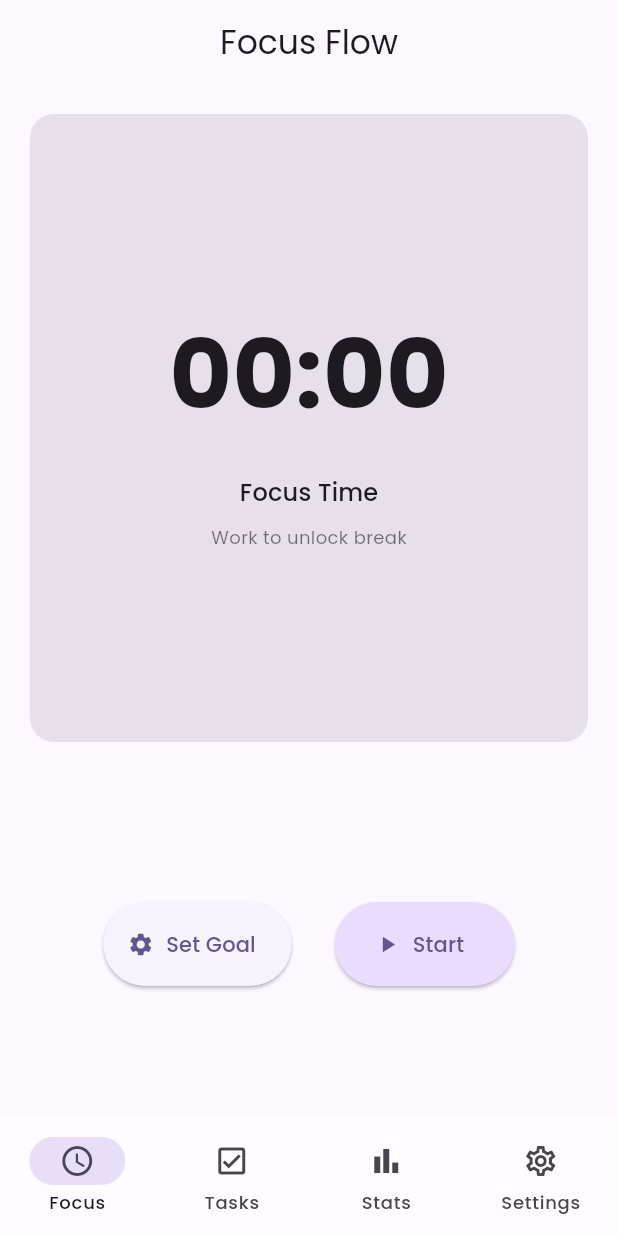
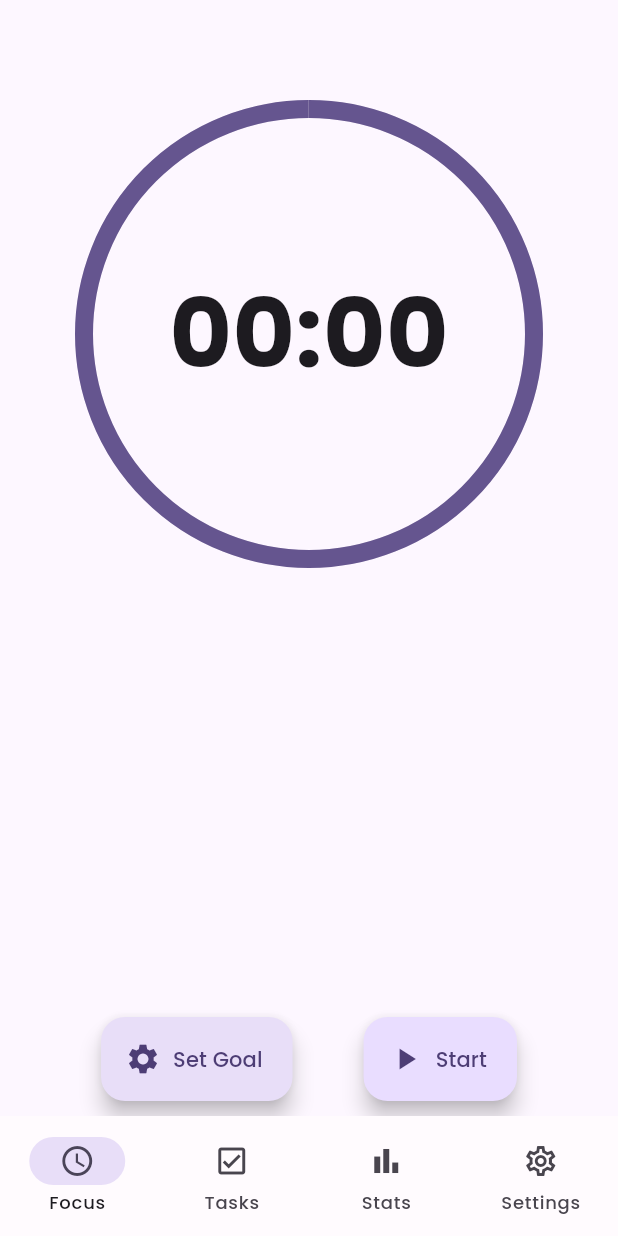
Before and after one commit to 7eopard/flutter-focus-flow, a Flutter app: the screen it shows after launch, on a phone screen of 412 x 824 dp. Run offline on Flutter 3.47's test engine with Material 3 defaults, Android fonts, the phone set to English and light mode, and no system bars; our stand-ins replace audioplayers, google_fonts.

Commit message:
Refactor Focus View UI with improved layout and styling
重构专注视图界面，改进布局和样式

```diff
--- a/flutter_focus_flow/lib/services/focus_service.dart
+++ b/flutter_focus_flow/lib/services/focus_service.dart
@@ -575,6 +575,33 @@ class FocusService extends ChangeNotifier {
     });
   }
 
+  // 重置计时器
+  void resetTimer() {
+    resetFocus();
+  }
+
+  // 跳过当前阶段
+  void skipTimer() {
+    // 保存当前状态以便撤销
+    _previousState = _state;
+    _startUndoLifecycle();
+
+    if (_state.mode == FocusMode.work) {
+      // 如果在专注模式，完成专注并开始休息
+      final newEarnedBreakSeconds = (_state.minWorkDuration / 5).floor();
+      _updateState(
+        timeInSeconds: _state.minWorkDuration,
+        earnedBreakSeconds: newEarnedBreakSeconds,
+        isBreakUnlocked: true,
+      );
+      startBreak(); // 跳过专注直接开始休息
+    } else if (_state.mode == FocusMode.rest) {
+      // 如果在休息模式，完成休息并开始下一轮专注
+      endBreak();
+      startFocus(); // 跳过休息直接开始专注
+    }
+  }
+
   // 播放通知铃声
   Future<void> _playNotificationSound() async {
     try {
--- a/flutter_focus_flow/lib/views/focus_view.dart
+++ b/flutter_focus_flow/lib/views/focus_view.dart
@@ -24,82 +24,48 @@ class _FocusViewState extends State<FocusView> {
     _focusService = Provider.of<FocusService>(context);
 
     return Scaffold(
-      appBar: AppBar(
-        title: const Text('Focus Flow'),
-        centerTitle: true,
-        actions: [
-          // 显示undo按钮在apply后或调整状态时
-          if (_focusService.previousState != null &&
-              (_focusService.deltaAdjustmentInSeconds != 0 || _focusService.hasAppliedAdjustment))
-            TextButton(
-              onPressed: _focusService.undo,
-              child: const Text('Undo'),
-            ),
-        ],
-      ),
       body: Column(
         children: [
-          // Timer display - 主显示区域始终占用固定比例空间
+          // Timer display - 使用圆形进度条，类似Kotlin demo的样式
           Expanded(
             flex: 2,
             child: Container(
-              margin: const EdgeInsets.all(20),
-              decoration: BoxDecoration(
-                color: Theme.of(context).colorScheme.surfaceVariant,
-                borderRadius: BorderRadius.circular(16),
+              padding: const EdgeInsets.all(20),
+              child: Center(
+                child: Stack(
+                  alignment: Alignment.center,
+                  children: [
+                    // 圆形进度条
+                    SizedBox(
+                      width: 300,
+                      height: 300,
+                      child: CircularProgressIndicator(
+                        value: _focusService.state.mode == FocusMode.work
+                            ? (_focusService.state.minWorkDuration > 0
+                                ? 1.0 - (_focusService.state.timeInSeconds / _focusService.state.minWorkDuration)
+                                : 0)
+                            : (_focusService.state.breakTotalDuration > 0
+                                ? 1.0 - (_focusService.state.timeInSeconds / _focusService.state.breakTotalDuration)
+                                : 0),
+                        strokeWidth: 12,
+                        backgroundColor: Theme.of(context).colorScheme.surfaceVariant,
+                        valueColor: AlwaysStoppedAnimation<Color>(
+                          _focusService.state.mode == FocusMode.work
+                              ? Theme.of(context).colorScheme.primary
+                              : Theme.of(context).colorScheme.tertiary,
                         ),
-              child: Center(
-                child: ConstrainedBox(
-                  constraints: const BoxConstraints(maxWidth: 400),
-                  child: Column(
-                    mainAxisSize: MainAxisSize.min,
-                    children: [
+                      ),
+                    ),
+                    // 时间文本显示在中心
                     Text(
                       _focusService.formattedTime,
                       style: const TextStyle(
                         fontSize: 64,
                         fontWeight: FontWeight.bold,
-                        ),
-                      ),
-                      const SizedBox(height: 20),
-                      Text(
-                        _focusService.state.mode == FocusMode.work
-                          ? (_focusService.state.isActive
-                              ? 'Focus Time'
-                              : _focusService.isAdjustedGoalReached
-                                  ? 'Goal Reached!'
-                                  : 'Focus Time')
-                          : (_focusService.state.isActive ? 'Rest Time' : 'Rest Time'),
-                        style: Theme.of(context).textTheme.titleMedium,
-                      ),
-                      const SizedBox(height: 10),
-                      // 显示赚取的休息时间（始终占据空间以保持布局稳定）
-                      SizedBox(
-                        height: _focusService.state.mode == FocusMode.work && _focusService.state.timeInSeconds > 0 ? null : 0,
-                        child: Text(
-                          _focusService.state.mode == FocusMode.work && _focusService.state.timeInSeconds > 0
-                            ? 'Earned Rest: ${(_focusService.state.earnedBreakSeconds ~/ 60).toString().padLeft(2, '0')}:${(_focusService.state.earnedBreakSeconds % 60).toString().padLeft(2, '0')}'
-                            : '',
-                          style: Theme.of(context).textTheme.bodySmall,
-                        ),
-                      ),
-                      // 显示是否解锁休息（始终占据空间以保持布局稳定）
-                      SizedBox(
-                        height: _focusService.state.mode == FocusMode.work ? null : 0,
-                        child: Text(
-                          _focusService.state.mode == FocusMode.work
-                            ? (_focusService.state.isBreakUnlocked ? 'Break Unlocked!' : 'Work to unlock break')
-                            : '',
-                          style: TextStyle(
-                            color: _focusService.state.isBreakUnlocked
-                                ? Theme.of(context).colorScheme.primary
-                                : Theme.of(context).colorScheme.onSurface.withOpacity(0.6),
-                            fontSize: 12,
-                          ),
+                        fontFeatures: [FontFeature.tabularFigures()], // 确保数字等宽
                       ),
                     ),
                   ],
-                  ),
                 ),
               ),
             ),
@@ -189,22 +155,7 @@ class _FocusViewState extends State<FocusView> {
   Widget _buildControls(FocusUiState uiState) {
     switch (uiState) {
       case FocusUiState.idle:
-        return Container(
-          padding: const EdgeInsets.symmetric(horizontal: 20, vertical: 10),
-          child: _buildButtonRow(
-            _buildActionButton(
-              icon: Icons.settings,
-              label: 'Set Goal',
-              onPressed: _showSetGoalDialog,
-            ),
-            _buildActionButton(
-              icon: Icons.play_arrow,
-              label: 'Start',
-              onPressed: _focusService.startFocus,
-              backgroundColor: Theme.of(context).colorScheme.primaryContainer,
-            ),
-          ),
-        );
+        return const SizedBox.shrink(); // 空容器，因为按钮已移动到底部
 
       case FocusUiState.adjusting:
         return SingleChildScrollView(
@@ -217,17 +168,13 @@ class _FocusViewState extends State<FocusView> {
                 children: [
                   OutlinedButton(onPressed: () => _focusService.adjustTime(-30), child: const Text('-30s')),
                   const SizedBox(width: 16),
-                  Text(_focusService.formattedDeltaAdjustment, style: const TextStyle(fontSize: 24, fontWeight: FontWeight.bold)),
+                  Text(
+                    '${_focusService.deltaAdjustmentInSeconds >= 0 ? '+' : ''}${_focusService.deltaAdjustmentInSeconds}s',
+                    style: const TextStyle(fontSize: 24, fontWeight: FontWeight.bold),
+                  ),
                   const SizedBox(width: 16),
                   OutlinedButton(onPressed: () => _focusService.adjustTime(30), child: const Text('+30s')),
                 ],
-              ),
-              const SizedBox(height: 16),
-              _buildActionButton(
-                icon: Icons.fast_forward,
-                label: 'Complete & Rest',
-                onPressed: _focusService.advancedBreak,
-                backgroundColor: Theme.of(context).colorScheme.primaryContainer,
               ),
             ],
           ),
@@ -245,8 +192,11 @@ class _FocusViewState extends State<FocusView> {
 
       case FocusUiState.runningFocus:
       case FocusUiState.runningRest:
+        // 在计时运行时，使用底部按钮，主区域为空
+        return const SizedBox.shrink();
       case FocusUiState.pausedFocus:
-        return const SizedBox.shrink(); // 运行时，辅助区域为空
+        // 不应该出现这个状态，因为我们直接转到调整模式
+        return const SizedBox.shrink();
       case FocusUiState.pausedRest:
         // 在暂停休息时显示调整控件
         return SingleChildScrollView(
@@ -259,7 +209,10 @@ class _FocusViewState extends State<FocusView> {
                 children: [
                   OutlinedButton(onPressed: () => _focusService.adjustTime(-30), child: const Text('-30s')),
                   const SizedBox(width: 16),
-                  Text(_focusService.formattedDeltaAdjustment, style: const TextStyle(fontSize: 24, fontWeight: FontWeight.bold)),
+                  Text(
+                    '${_focusService.deltaAdjustmentInSeconds >= 0 ? '+' : ''}${_focusService.deltaAdjustmentInSeconds}s',
+                    style: const TextStyle(fontSize: 24, fontWeight: FontWeight.bold),
+                  ),
                   const SizedBox(width: 16),
                   OutlinedButton(onPressed: () => _focusService.adjustTime(30), child: const Text('+30s')),
                 ],
@@ -313,11 +266,32 @@ class _FocusViewState extends State<FocusView> {
     );
   }
 
-  // 构建底部操作按钮 - 类似Google时钟的布局
+  // 构建底部操作按钮 - 类似Kotlin demo的布局
   Widget _buildBottomActionButtons(FocusUiState uiState) {
     switch (uiState) {
       case FocusUiState.idle:
-        return Container(); // 空容器
+        return Container(
+          padding: const EdgeInsets.symmetric(horizontal: 20, vertical: 10),
+          child: Row(
+            mainAxisAlignment: MainAxisAlignment.spaceEvenly,
+            children: [
+              // 设置目标按钮
+              FloatingActionButton.extended(
+                onPressed: _showSetGoalDialog,
+                label: const Text('Set Goal'),
+                icon: const Icon(Icons.settings),
+                backgroundColor: Theme.of(context).colorScheme.secondaryContainer,
+              ),
+              // 开始按钮
+              FloatingActionButton.extended(
+                onPressed: _focusService.startFocus,
+                label: const Text('Start'),
+                icon: const Icon(Icons.play_arrow),
+                backgroundColor: Theme.of(context).colorScheme.primaryContainer,
+              ),
+            ],
+          ),
+        );
       case FocusUiState.runningFocus:
         return Container(
           padding: const EdgeInsets.symmetric(horizontal: 20, vertical: 10),
@@ -328,19 +302,40 @@ class _FocusViewState extends State<FocusView> {
               FloatingActionButton.extended(
                 onPressed: _focusService.pauseFocus,
                 label: const Text('Pause'),
-                icon: const Icon(Icons.pause),
+                icon: _focusService.state.isActive ? const Icon(Icons.pause) : const Icon(Icons.play_arrow),
                 backgroundColor: Theme.of(context).colorScheme.secondaryContainer,
               ),
-              // 开始休息按钮（根据是否解锁显示不同状态）
-              _buildActionButton(
-                icon: _focusService.state.isBreakUnlocked ? Icons.free_breakfast : Icons.lock,
-                label: _focusService.state.isBreakUnlocked ? 'Rest' : 'Lock',
+              // 休息按钮（根据是否解锁显示不同状态）
+              ElevatedButton.icon(
+                icon: Icon(
+                  _focusService.state.isBreakUnlocked ? Icons.free_breakfast : Icons.lock,
+                  // 添加视觉提示：未解锁时图标更暗淡
+                  color: _focusService.state.isBreakUnlocked
+                      ? null
+                      : Theme.of(context).colorScheme.onSurface.withOpacity(0.6),
+                ),
+                label: Text(
+                  _focusService.state.isBreakUnlocked
+                      ? 'Rest (${(_focusService.state.earnedBreakSeconds ~/ 60).toString().padLeft(2, '0')}:${(_focusService.state.earnedBreakSeconds % 60).toString().padLeft(2, '0')})'
+                      : 'Rest (00:00)', // 显示"Rest"但用不同样式来表示锁定状态
+                  style: TextStyle(
+                    color: _focusService.state.isBreakUnlocked
+                        ? null
+                        : Theme.of(context).colorScheme.onSurface.withOpacity(0.6),
+                  ),
+                ),
                 onPressed: _focusService.state.isBreakUnlocked
                     ? _focusService.startBreak
-                    : () {}, // 空函数，按钮不可用但仍可点击，或者使用下面的方法禁用
+                    : null, // 按钮禁用状态更明确
+                style: ElevatedButton.styleFrom(
                   backgroundColor: _focusService.state.isBreakUnlocked
                       ? Theme.of(context).colorScheme.primaryContainer
                       : Theme.of(context).colorScheme.surfaceVariant.withOpacity(0.5),
+                  minimumSize: const Size(120, 56),
+                  shape: RoundedRectangleBorder( // 确保一致的圆角
+                    borderRadius: BorderRadius.circular(12),
+                  ),
+                ),
               ),
             ],
           ),
@@ -351,14 +346,14 @@ class _FocusViewState extends State<FocusView> {
           child: Row(
             mainAxisAlignment: MainAxisAlignment.spaceEvenly,
             children: [
-              // 返回专注按钮 (backtofocus)
+              // 返回专注按钮
               FloatingActionButton.extended(
                 onPressed: _focusService.endBreak,
                 label: const Text('Back to Focus'),
                 icon: const Icon(Icons.assignment),
                 backgroundColor: Theme.of(context).colorScheme.primaryContainer,
               ),
-              // 跳过休息并专注按钮 (skipandfocus)
+              // 跳过休息并专注按钮
               FloatingActionButton.extended(
                 onPressed: () {
                   _focusService.endBreak();
@@ -374,7 +369,21 @@ class _FocusViewState extends State<FocusView> {
       case FocusUiState.adjusting:
         return Container(
           padding: const EdgeInsets.symmetric(horizontal: 20, vertical: 10),
-          child: Row(
+          child: Column(
+            mainAxisSize: MainAxisSize.min,
+            children: [
+              // 跳过并休息按钮
+              Container(
+                margin: const EdgeInsets.only(bottom: 10),
+                child: FloatingActionButton.extended(
+                  onPressed: _focusService.advancedBreak,
+                  label: const Text('Skip to Rest'),
+                  icon: const Icon(Icons.fast_forward),
+                  backgroundColor: Theme.of(context).colorScheme.tertiaryContainer,
+                ),
+              ),
+              // 取消和应用按钮行
+              Row(
                 mainAxisAlignment: MainAxisAlignment.spaceEvenly,
                 children: [
                   // 取消并恢复按钮
@@ -390,6 +399,8 @@ class _FocusViewState extends State<FocusView> {
                     label: const Text('Apply'),
                     icon: const Icon(Icons.check),
                     backgroundColor: Theme.of(context).colorScheme.primaryContainer,
+                  ),
+                ],
               ),
             ],
           ),
```
Lines whose indentation alone changed are shown as unchanged.
